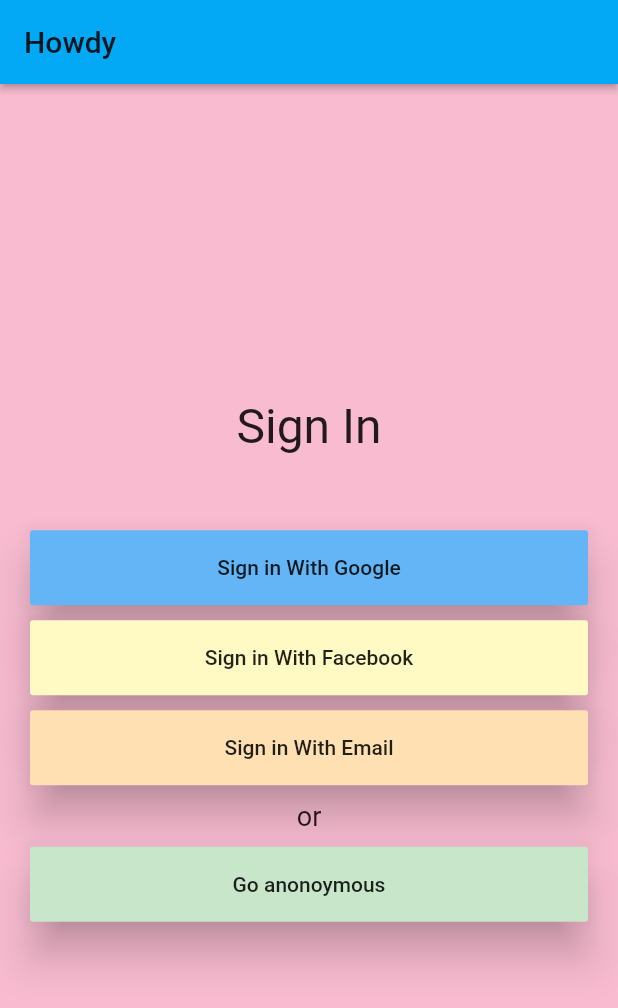
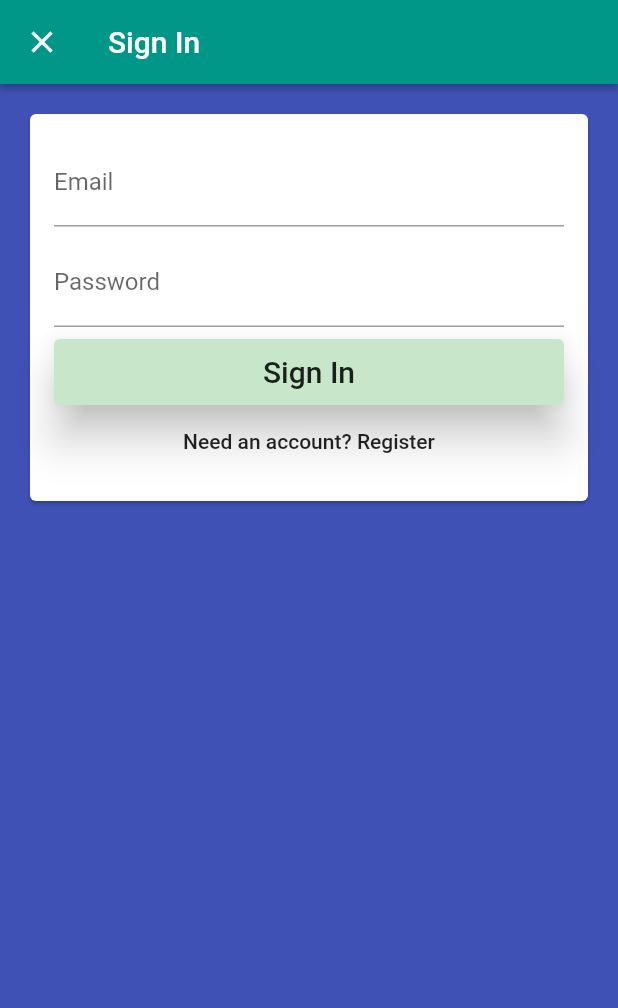
Before and after one commit to zachisit/Leo_Flutter_Mobile_App, a Flutter app: the screen it shows after launch, after a tap on "Sign in With Email", on a phone screen of 412 x 824 dp. Shown: the top 1008 px of the screen. Run offline on Flutter 3.47's test engine with Material 2 defaults, Android fonts, the phone set to English and light mode, and no system bars; our stand-ins replace assets_audio_player, firebase_auth, google_sign_in; accounts and stored records are empty.

Commit message:
introducing register user screens and firebase connection logic

```diff
--- /dev/null
+++ b/lib/app/sign_in/email_sign_in.dart
@@ -0,0 +1,29 @@
+import 'package:flutter/material.dart';
+import 'package:flutter_leo/app/sign_in/email_sign_in_form.dart';
+import 'package:flutter_leo/services/auth.dart';
+
+class EmailSignInPage extends StatelessWidget {
+  EmailSignInPage({@required this.auth});
+  final AuthBase auth;
+
+  @override
+  Widget build(BuildContext context) {
+    return Scaffold(
+      appBar: AppBar(
+        title: Text('Sign In'),
+        elevation: 2.0,
+      ),
+        body: Padding(
+          padding: const EdgeInsets.all(16.0),
+          child: Card(
+              child: EmailSignInForm(auth: auth)
+          ),
+        ),
+        backgroundColor: Colors.indigo,
+    );
+  }
+}
+
+Widget _buildContent() {
+  return Container();
+}
--- /dev/null
+++ b/lib/app/sign_in/email_sign_in_form.dart
@@ -0,0 +1,114 @@
+import 'package:flutter/material.dart';
+import 'package:flutter_leo/common_widgets/form_submit_button.dart';
+import 'package:flutter_leo/services/auth.dart';
+
+enum EmailSignInFormType { signIn, register }
+
+class EmailSignInForm extends StatefulWidget {
+  const EmailSignInForm({@required this.auth});
+  final AuthBase auth;
+
+  @override
+  _EmailSignInFormState createState() => _EmailSignInFormState();
+}
+
+class _EmailSignInFormState extends State<EmailSignInForm> {
+  final TextEditingController _emailController = TextEditingController();
+  final TextEditingController _passwordController = TextEditingController();
+
+  String get _email => _emailController.text;
+  String get _password => _passwordController.text;
+
+  EmailSignInFormType _formType = EmailSignInFormType.signIn;
+
+  void _submit() async {
+    print('email  $_email and password: $_password');
+    try {
+      if (_formType == EmailSignInFormType.signIn) {
+        print('sign in');
+        await widget.auth.signInWithEmailPass(_email, _password);
+      } else {
+        print('register here');
+        await widget.auth.createUserWithEmailPass(_email, _password);
+      }
+      Navigator.of(context).pop();
+    } catch (e) {
+      print('errors');
+      print(e.toString());
+      //@TODO throw alert if failed
+    }
+  }
+
+  void _toggleFormType() {
+    setState(() {
+      _formType = _formType == EmailSignInFormType.signIn ?
+          EmailSignInFormType.register :
+          EmailSignInFormType.signIn;
+    });
+    _emailController.clear();
+    _passwordController.clear();
+  }
+  List<Widget> _buildChildren() {
+    final primaryText = _formType == EmailSignInFormType.signIn ?
+    'Sign In' :
+    'Create an account';
+    final secondaryText = _formType == EmailSignInFormType.signIn ?
+    'Need an account? Register' :
+    'Have an account? Sign In';
+
+    return [
+      _buildEmailTextField(),
+      SizedBox(
+        height: 8.0
+      ),
+      _buildPasswordTextField(),
+      SizedBox(
+          height: 8.0
+      ),
+      FormSubmitButton(
+        text: primaryText,
+        onPressed: _submit,
+      ),
+      FlatButton(
+          onPressed: _toggleFormType,
+          child: Text(secondaryText),
+      ),
+    ];
+  }
+
+  TextField _buildPasswordTextField() {
+    return TextField(
+      controller: _passwordController,
+      decoration: InputDecoration(
+        labelText: 'Password',
+      ),
+      obscureText: true,
+      textInputAction: TextInputAction.done,
+    );
+  }
+
+  TextField _buildEmailTextField() {
+    return TextField(
+      controller: _emailController,
+      decoration: InputDecoration(
+          labelText: 'Email',
+          hintText: 'test@test.com',
+      ),
+      autocorrect: false,
+      keyboardType: TextInputType.emailAddress,
+      textInputAction: TextInputAction.next,
+    );
+  }
+
+  @override
+  Widget build(BuildContext context) {
+    return Padding(
+      padding: const EdgeInsets.all(16.0),
+      child: Column(
+        crossAxisAlignment: CrossAxisAlignment.stretch,
+        mainAxisSize: MainAxisSize.min,
+        children: _buildChildren(),
+      ),
+    );
+  }
+}
--- a/lib/app/sign_in/sign_in_page.dart
+++ b/lib/app/sign_in/sign_in_page.dart
@@ -1,14 +1,11 @@
-import 'package:flutter/cupertino.dart';
 import 'package:flutter/material.dart';
+import 'package:flutter_leo/app/sign_in/email_sign_in.dart';
 import 'package:flutter_leo/app/sign_in/sign_in_button.dart';
 import 'package:flutter_leo/services/auth.dart';
-import 'package:flutter_leo/user/user.dart';
 
 class SignInPage extends StatelessWidget {
   SignInPage({@required this.auth});
-
   final AuthBase auth;
-
 
   Future<void> _signInAnon() async {
     try {
@@ -21,25 +18,37 @@
     }
   }
 
+  Future<void> _signInWithGoogle() async {
+    try {
+      await auth.signInWithGoogle();
+      //@TODO show dialogue
+    } catch (e) {
+      print('hereee');
+      print(e.toString());
+      //@TODO: show alert dialogue to user
+    }
+  }
+
+  void _signInWithEmail(BuildContext context) {
+    Navigator.of(context).push(
+      MaterialPageRoute<void>(
+        fullscreenDialog: true,
+        builder: (context) => EmailSignInPage(auth: auth),
+      )
+    );
+
+  }
+
   @override
   Widget build(BuildContext context) {
     return Scaffold(
-        appBar: AppBar(
-          title: Text(
-              'Howdy',
-            style: TextStyle(
-              //@TODO center text
-            )
-          ),
-          elevation: 2.0,
-        ),
-        body: _buildContent()
+        body: _buildContent(context)
     );
   }
 
-  Widget _buildContent() {
+  Widget _buildContent(BuildContext context) {
     return Container(
-          color: Colors.pink[100],
+          color: Colors.indigo,
           child: Padding(
             padding: const EdgeInsets.all(20.0),
             child: Column(
@@ -54,28 +63,22 @@
                     textAlign: TextAlign.center,
                     style: TextStyle(
                       fontSize: 32.0,
+                      color: Colors.white,
                     )
                   ),
                   SizedBox(height: 50),
                   SignInButton(
                     text: 'Sign in With Google',
-                    color: Colors.blue[300],
+                    color: Colors.pink[100],
                     textColor: Colors.black87,
-                    onPressed: () {},
-                  ),
-                  SizedBox(height: 10),
-                  SignInButton(
-                    text: 'Sign in With Facebook',
-                    color: Colors.yellow[100],
-                    textColor: Colors.black87,
-                    onPressed: () {},
+                    onPressed: _signInWithGoogle,
                   ),
                   SizedBox(height: 10),
                   SignInButton(
                     text: 'Sign in With Email',
-                    color: Colors.orange[100],
+                    color: Colors.yellow[100],
                     textColor: Colors.black87,
-                    onPressed: () {},
+                    onPressed: () => _signInWithEmail(context),
                   ),
                   SizedBox(height: 10),
                   Text(
@@ -83,7 +86,7 @@
                     textAlign: TextAlign.center,
                     style: TextStyle(
                       fontSize: 18.0,
-                      color: Colors.black87,
+                      color: Colors.white,
                     ),
                   ),
                   SizedBox(height: 10),
@@ -93,7 +96,7 @@
                     textColor: Colors.black87,
                     onPressed: _signInAnon,
                   ),
-                ]
+                ],
             ),
           )
       );
--- /dev/null
+++ b/lib/common_widgets/form_submit_button.dart
@@ -0,0 +1,22 @@
+import 'package:flutter/cupertino.dart';
+import 'package:flutter/material.dart';
+import 'package:flutter_leo/common_widgets/button.dart';
+
+class FormSubmitButton extends CustomRaisedButton {
+  FormSubmitButton({
+    @required String text,
+    VoidCallback onPressed,
+}) : super(
+    child: Text(
+      text,
+      style: TextStyle(
+        color: Colors.black87,
+        fontSize: 20.0
+      ),
+    ),
+      height: 44.0,
+      color: Colors.green[100],
+      borderRadius: 4.0,
+      onPressed: onPressed
+  );
+}
--- a/lib/main.dart
+++ b/lib/main.dart
@@ -14,10 +14,11 @@
   Widget build(BuildContext context) {
     return MaterialApp(
         title: 'Make Leo Speak',
-        theme: ThemeData(
-          primarySwatch: Colors.lightBlue,
-          backgroundColor: Colors.pink[100],
+        theme: ThemeData( //@TODO why not passed into widgets?
+          primarySwatch: Colors.teal,
+          backgroundColor: Colors.indigo,
           visualDensity: VisualDensity.adaptivePlatformDensity,
+          //buttonColor: Colors.blue,
         ),
       home: LandingPageState(
           auth: Auth()
--- a/pubspec.yaml
+++ b/pubspec.yaml
@@ -24,6 +24,7 @@
   flutter:
     sdk: flutter
   firebase_auth: ^0.14.0+5
+  google_sign_in: ^4.0.7
   cloud_firestore: ^0.13.7
   audioplayer: 0.8.1
   assets_audio_player: ^2.0.9
```
Also changed, not shown: lib/app/sign_in/home_page_test.dart (+28 -144 lines), lib/services/auth.dart (+65 -4 lines), pubspec.lock.
